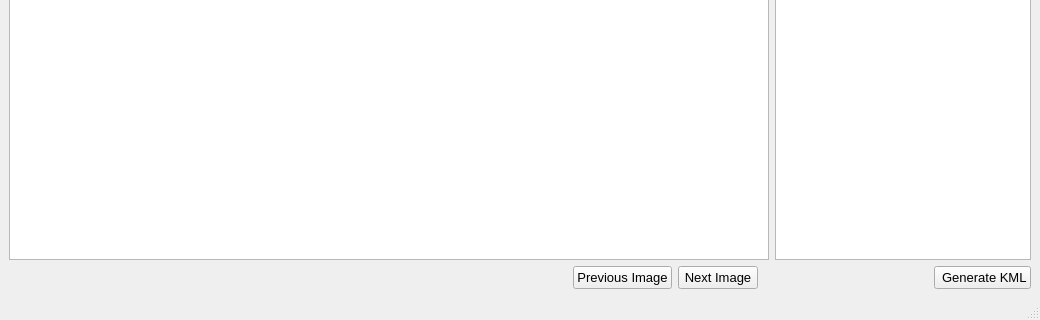
Above: resources/views/Viewer.ui from crgrove/automated-drone-image-analysis-tool before the change; both pictures show x 0 to 1040 and y 473 to 793 of the 1040 by 793 pixel window. Below: the same form after it.
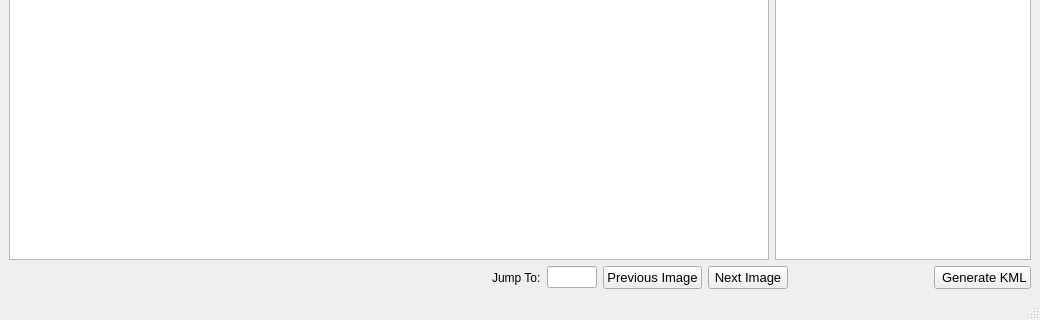
That is the form after the change. Icons and pictures are not drawn.

Commit message: Added jump to feature to viewer and general performance improvements.

Diff of the .ui file:
```diff
--- a/resources/views/Viewer.ui
+++ b/resources/views/Viewer.ui
@@ -150,6 +150,35 @@
         </property>
        </spacer>
       </item>
+      <item>
+       <widget class="QLabel" name="jumpToLabel">
+        <property name="text">
+         <string>Jump To:</string>
+        </property>
+       </widget>
+      </item>
+      <item>
+       <widget class="QLineEdit" name="jumpToLine">
+        <property name="sizePolicy">
+         <sizepolicy hsizetype="Fixed" vsizetype="Fixed">
+          <horstretch>0</horstretch>
+          <verstretch>0</verstretch>
+         </sizepolicy>
+        </property>
+        <property name="minimumSize">
+         <size>
+          <width>50</width>
+          <height>0</height>
+         </size>
+        </property>
+        <property name="maximumSize">
+         <size>
+          <width>50</width>
+          <height>16777215</height>
+         </size>
+        </property>
+       </widget>
+      </item>
       <item>
        <widget class="QPushButton" name="previousImageButton">
         <property name="font">
@@ -195,7 +224,7 @@
         </property>
         <property name="sizeHint" stdset="0">
          <size>
-          <width>170</width>
+          <width>140</width>
           <height>0</height>
          </size>
         </property>
```
The commit also changes 21 other files.
